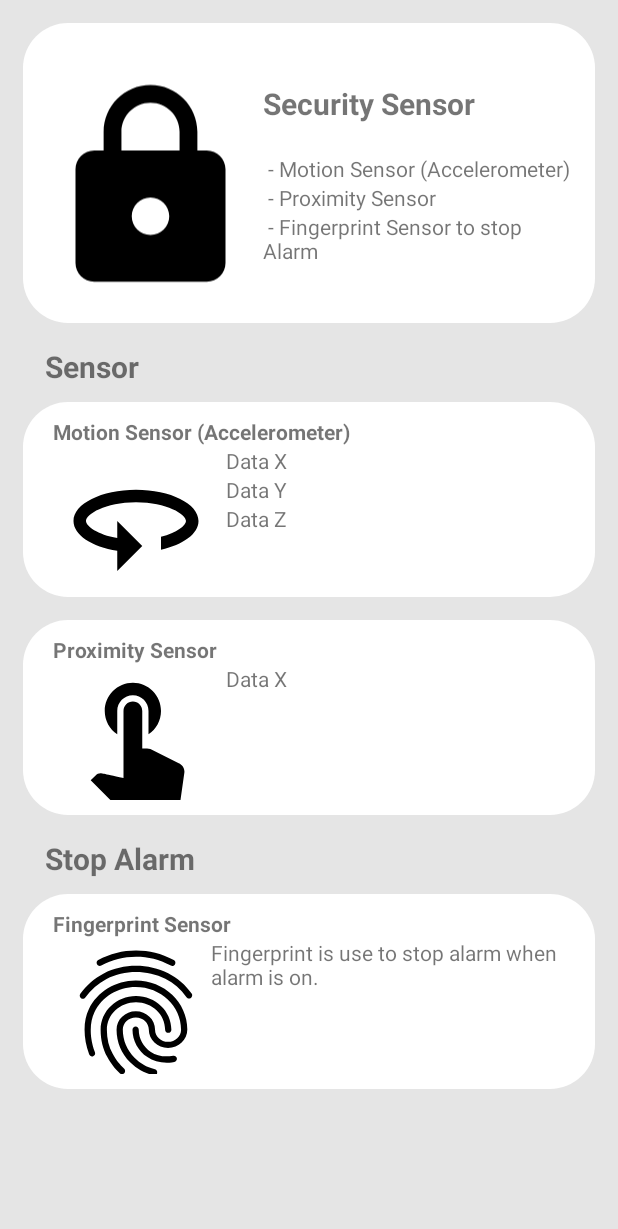
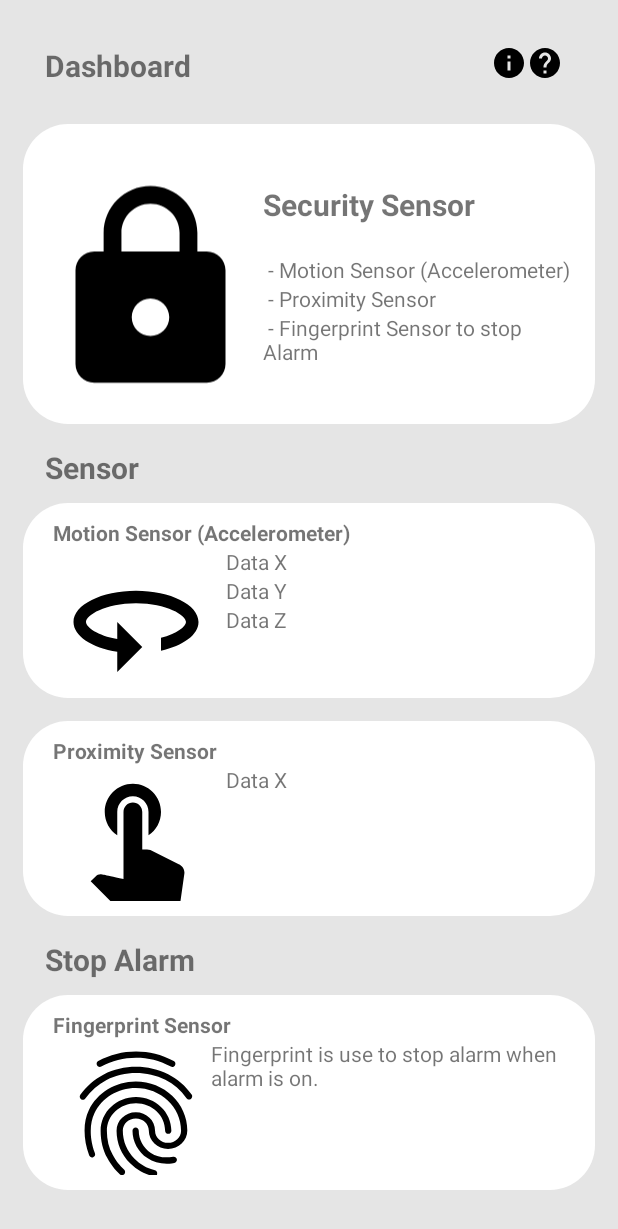
Before and after one commit to agungbayyuu/sec-alarm, an Android app: the MainActivity screen opened directly, with no data from a screen before it, on a phone screen of 412 x 824 dp. Shown: the top 1229 px of the screen. Run offline under Robolectric (Android 15) with nearby library versions, the phone set to English and light mode, and no system bars.

Commit message:
membuat about dan help

```diff
--- a/app/src/main/java/com/example/uas_ppb2_agung/MainActivity.java
+++ b/app/src/main/java/com/example/uas_ppb2_agung/MainActivity.java
@@ -7,6 +7,7 @@ import androidx.biometric.BiometricPrompt;
 import androidx.core.content.ContextCompat;
 
 import android.content.Context;
+import android.content.Intent;
 import android.graphics.Color;
 import android.hardware.Sensor;
 import android.hardware.SensorEvent;
@@ -15,6 +16,7 @@ import android.hardware.SensorManager;
 import android.media.MediaPlayer;
 import android.os.Bundle;
 import android.view.View;
+import android.widget.ImageView;
 import android.widget.LinearLayout;
 import android.widget.TextView;
 import android.widget.Toast;
@@ -26,8 +28,7 @@ public class MainActivity extends AppCompatActivity implements SensorEventListen
     float x1, y1, z1;
     MediaPlayer player;
     TextView proximitysensor, data;
-    SensorManager MySensorManager;
-    Sensor MyProximitySensor;
+    ImageView help, about;
     @Override
     protected void onCreate(Bundle savedInstanceState) {
         super.onCreate(savedInstanceState);
@@ -39,8 +40,26 @@ public class MainActivity extends AppCompatActivity implements SensorEventListen
         hasilProximity = findViewById(R.id.hasilProximity);
         hasilFinger = findViewById(R.id.hasilFingerprint);
         data = findViewById(R.id.dataProximity);
+
+        about = findViewById(R.id.img_about);
+        help = findViewById(R.id.img_help);
+
         LinearLayout banner4 = (LinearLayout) findViewById(R.id.banner4);
 
+        about.setOnClickListener(new View.OnClickListener() {
+            @Override
+            public void onClick(View view) {
+                Intent a = new Intent(MainActivity.this, about.class);
+                startActivity(a);
+            }
+        });
+        help.setOnClickListener(new View.OnClickListener() {
+            @Override
+            public void onClick(View view) {
+                Intent a = new Intent(MainActivity.this, help.class);
+                startActivity(a);
+            }
+        });
         BiometricManager biometricManager = androidx.biometric.BiometricManager.from(this);
         switch (biometricManager.canAuthenticate()) {
 
--- /dev/null
+++ b/app/src/main/res/drawable/ic_baseline_help_24.xml
@@ -0,0 +1,5 @@
+<vector android:height="24dp" android:tint="#000000"
+    android:viewportHeight="24" android:viewportWidth="24"
+    android:width="24dp" xmlns:android="http://schemas.android.com/apk/res/android">
+    <path android:fillColor="@android:color/white" android:pathData="M12,2C6.48,2 2,6.48 2,12s4.48,10 10,10 10,-4.48 10,-10S17.52,2 12,2zM13,19h-2v-2h2v2zM15.07,11.25l-0.9,0.92C13.45,12.9 13,13.5 13,15h-2v-0.5c0,-1.1 0.45,-2.1 1.17,-2.83l1.24,-1.26c0.37,-0.36 0.59,-0.86 0.59,-1.41 0,-1.1 -0.9,-2 -2,-2s-2,0.9 -2,2L8,9c0,-2.21 1.79,-4 4,-4s4,1.79 4,4c0,0.88 -0.36,1.68 -0.93,2.25z"/>
+</vector>
--- /dev/null
+++ b/app/src/main/res/drawable/ic_baseline_info_24.xml
@@ -0,0 +1,5 @@
+<vector android:height="24dp" android:tint="#000000"
+    android:viewportHeight="24" android:viewportWidth="24"
+    android:width="24dp" xmlns:android="http://schemas.android.com/apk/res/android">
+    <path android:fillColor="@android:color/white" android:pathData="M12,2C6.48,2 2,6.48 2,12s4.48,10 10,10 10,-4.48 10,-10S17.52,2 12,2zM13,17h-2v-6h2v6zM13,9h-2L11,7h2v2z"/>
+</vector>
--- a/app/src/main/res/layout/activity_main.xml
+++ b/app/src/main/res/layout/activity_main.xml
@@ -8,7 +8,37 @@
     android:orientation="vertical"
     android:background="@color/grey1"
     tools:context=".MainActivity">
-
+    <LinearLayout
+        android:layout_width="match_parent"
+        android:layout_height="wrap_content"
+        android:orientation="horizontal">
+        <TextView
+            android:layout_width="wrap_content"
+            android:layout_height="wrap_content"
+            android:layout_marginTop="30dp"
+            android:layout_marginLeft="30dp"
+            android:layout_marginRight="200dp"
+            android:layout_marginBottom="10dp"
+            android:textSize="20dp"
+            android:textStyle="bold"
+            android:text="Dashboard"
+            android:layout_gravity="top"/>
+        <ImageView
+            android:id="@+id/img_about"
+            android:layout_width="wrap_content"
+            android:layout_height="wrap_content"
+            android:src="@drawable/ic_baseline_info_24"
+            android:layout_marginTop="30dp"
+            android:layout_marginBottom="10dp"/>
+        <ImageView
+            android:id="@+id/img_help"
+            android:layout_width="wrap_content"
+            android:layout_height="wrap_content"
+            android:src="@drawable/ic_baseline_help_24"
+            android:layout_marginTop="30dp"
+            android:layout_marginBottom="10dp"
+            />
+    </LinearLayout>
             <LinearLayout
                 android:id="@+id/banner1"
                 android:layout_width="match_parent"
```
Also changed, not shown: app/src/main/java/com/example/uas_ppb2_agung/about.java (added, +14 -0 lines), app/src/main/java/com/example/uas_ppb2_agung/help.java (added, +13 -0 lines), app/src/main/res/layout/activity_help.xml (added, +7 -0 lines), app/src/main/res/layout/layout_about.xml (added, +75 -0 lines), app/src/main/res/layout/layout_help.xml (added, +83 -0 lines), app/src/main/res/drawable/logo_ppb2.jpg (added).
